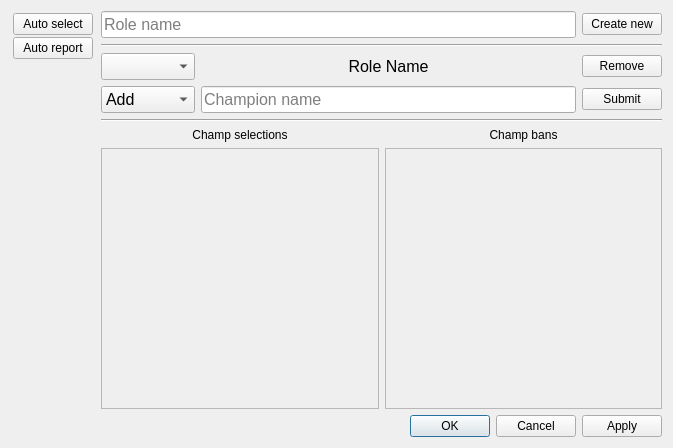
First picture: the form in forms/settings.ui, repository Ima-Kang/LoLTools, before the edit.
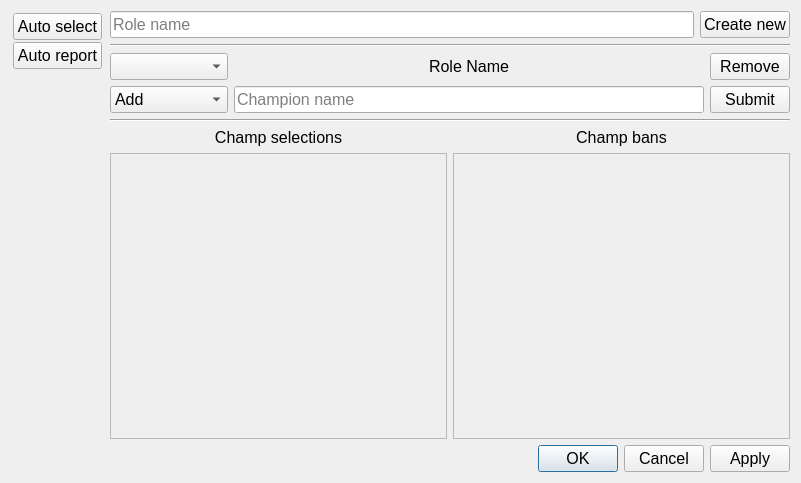
Second picture: the form after the edit. The open tabs and pages were chosen to show the change.

Commit message: remove widget bug fix

The edit to the form file:
```diff
--- a/forms/settings.ui
+++ b/forms/settings.ui
@@ -6,10 +6,15 @@
    <rect>
     <x>0</x>
     <y>0</y>
-    <width>673</width>
-    <height>448</height>
+    <width>801</width>
+    <height>483</height>
    </rect>
   </property>
+  <property name="font">
+   <font>
+    <pointsize>12</pointsize>
+   </font>
+  </property>
   <property name="windowTitle">
    <string>Dialog</string>
   </property>
@@ -18,6 +23,11 @@
     <layout class="QHBoxLayout" name="horizontalLayout_7">
      <item>
       <widget class="QFrame" name="verticalFrame">
+       <property name="font">
+        <font>
+         <pointsize>12</pointsize>
+        </font>
+       </property>
        <property name="layoutDirection">
         <enum>Qt::LeftToRight</enum>
        </property>
@@ -48,6 +58,11 @@
         </property>
         <item>
          <widget class="QPushButton" name="selectButton">
+          <property name="font">
+           <font>
+            <pointsize>12</pointsize>
+           </font>
+          </property>
           <property name="text">
            <string>Auto select</string>
           </property>
@@ -55,6 +70,11 @@
         </item>
         <item>
          <widget class="QPushButton" name="reportButton">
+          <property name="font">
+           <font>
+            <pointsize>12</pointsize>
+           </font>
+          </property>
           <property name="text">
            <string>Auto report</string>
           </property>
@@ -309,8 +329,8 @@
                  <rect>
                   <x>0</x>
                   <y>0</y>
-                  <width>274</width>
-                  <height>245</height>
+                  <width>334</width>
+                  <height>259</height>
                  </rect>
                 </property>
                 <layout class="QVBoxLayout" name="verticalLayout_4">
@@ -350,8 +370,8 @@
                  <rect>
                   <x>0</x>
                   <y>0</y>
-                  <width>273</width>
-                  <height>245</height>
+                  <width>333</width>
+                  <height>259</height>
                  </rect>
                 </property>
                 <layout class="QVBoxLayout" name="verticalLayout_10">
```
Left out of the diff: 6 changed lines with no effect on the pictures. The commit also changes 4 other files.
